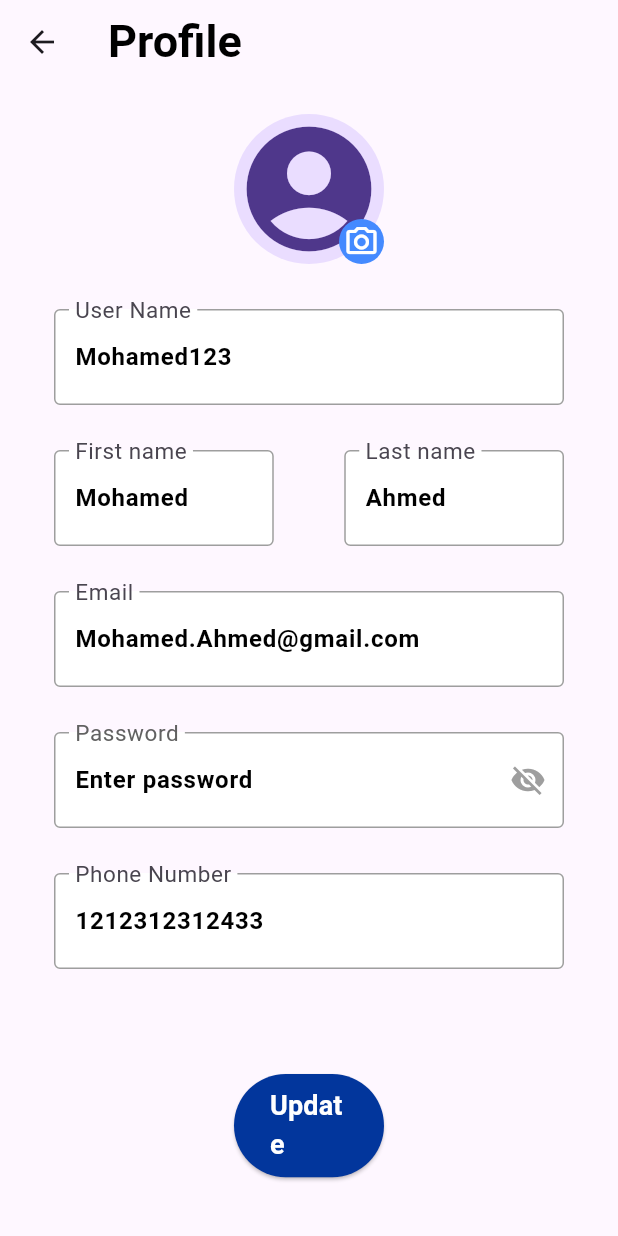
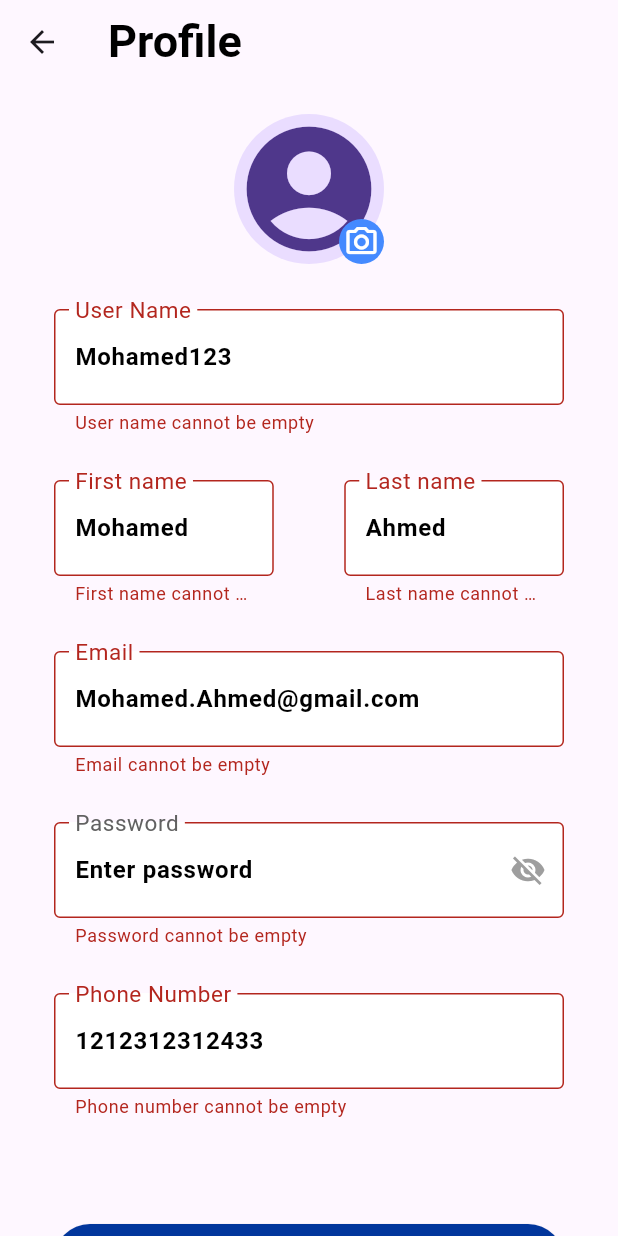
Before and after one commit to ahmedragaae0120/online_exam_app, a Flutter app: the ProfileDetailsScreen screen opened by its route, after a tap on "Update", on a phone screen of 412 x 824 dp. Run offline on Flutter 3.47's test engine with Material 3 defaults, Android fonts, the phone set to English and light mode, and no system bars; our stand-ins replace google_nav_bar, pinput.

Commit message:
add validator to the profile details screen and resolved the UI problem of the button

```diff
--- a/lib/Auth/Forget Password/View/EmailVerifecation.dart
+++ b/lib/Auth/Forget Password/View/EmailVerifecation.dart
@@ -1,3 +1,5 @@
+// ignore_for_file: file_names
+
 import 'package:flutter/material.dart';
 import 'package:online_exam_app/Auth/Forget%20Password/View/PutNewPassword.dart';
 import 'package:online_exam_app/Auth/Forget%20Password/widgets/custom_verification.dart';
@@ -43,7 +45,6 @@ Please enter your code that send to your
               },
               onComplete: () {
                 Navigator.pushNamed(context, PutNewPassword.routeName);
-                print("Navigator to PutNewPassword");
               },
             ),
             SizedBox(height: Config.screenHight! * 0.02),
@@ -56,7 +57,6 @@ Please enter your code that send to your
                   child: GestureDetector(
                     onTap: () {
                       /// Resend the code
-                      print("Resend the code");
                     },
                     child: Text(
                       "Resend",
--- a/lib/Auth/Forget Password/View/EnterEmailForPasswordReset.dart
+++ b/lib/Auth/Forget Password/View/EnterEmailForPasswordReset.dart
@@ -1,3 +1,5 @@
+// ignore_for_file: file_names
+
 import 'package:flutter/material.dart';
 import 'package:online_exam_app/Auth/Forget%20Password/View/EmailVerifecation.dart';
 import 'package:online_exam_app/Shared/Validator.dart';
@@ -20,11 +22,9 @@ class _EnterEmailForgetPasswordState extends State<EnterEmailForgetPassword> {
 
   void _validateAndContinue() {
     if (_formKey.currentState!.validate()) {
-      print('Navigating to EmailVerification');
       Navigator.pushNamed(context, EmailVerification.routeName);
     }
   }
-
 
   @override
   Widget build(BuildContext context) {
@@ -70,7 +70,7 @@ your account
                     label: 'Email',
                     placeholder: 'Enter your email',
                     controller: emailController,
-                    validator:Validator.email,
+                    validator: Validator.email,
                   ),
                 ],
               ),
--- a/lib/Auth/Forget Password/View/PutNewPassword.dart
+++ b/lib/Auth/Forget Password/View/PutNewPassword.dart
@@ -1,3 +1,5 @@
+// ignore_for_file: file_names
+
 import 'package:flutter/material.dart';
 import 'package:online_exam_app/Shared/Validator.dart';
 import 'package:online_exam_app/Shared/custom_button.dart';
@@ -20,7 +22,6 @@ class _PutNewPasswordState extends State<PutNewPassword> {
 
   void _validateAndUpdatePassword() {
     if (_formKey.currentState!.validate()) {
-      print('Updating the password...');
       // Add logic to update the password
     }
   }
@@ -70,7 +71,8 @@ number at least
               CustomPasswordField(
                 label: 'Confirm Password',
                 controller: confirmPasswordController,
-                validator: (value) => Validator.confirmPassword(value, passwordController.text),
+                validator: (value) =>
+                    Validator.confirmPassword(value, passwordController.text),
               ),
 
               /* Continue Button */
--- a/lib/Auth/Forget Password/widgets/custom_verification.dart
+++ b/lib/Auth/Forget Password/widgets/custom_verification.dart
@@ -1,3 +1,5 @@
+// ignore_for_file: must_be_immutable, body_might_complete_normally_nullable
+
 import 'package:flutter/material.dart';
 import 'package:pinput/pinput.dart';
 
@@ -23,7 +25,7 @@ class CustomVerification extends StatelessWidget {
                 borderRadius: BorderRadius.circular(10),
                 color: Color(0xffDFE7F7))),
         onCompleted: (value) {
-         onComplete();
+          onComplete();
         },
       ),
     );
--- a/lib/Auth/Login/View/login_screen.dart
+++ b/lib/Auth/Login/View/login_screen.dart
@@ -19,9 +19,7 @@ class _LoginScreenState extends State<LoginScreen> {
   final GlobalKey<FormState> _formKey = GlobalKey<FormState>();
 
   void _validateAndLogin() {
-    if (_formKey.currentState!.validate()) {
-      print("Login Successful");
-    }
+    if (_formKey.currentState!.validate()) {}
   }
 
   @override
@@ -128,7 +126,6 @@ class _LoginScreenState extends State<LoginScreen> {
                     child: TextButton(
                         onPressed: () {
                           Navigator.pushReplacementNamed(context, '/SignUp');
-                          print("Sign Up Button Pressed");
                         },
                         child: Text(
                           "Sign up",
--- a/lib/Auth/Sign_Up/View/sign_up_screen.dart
+++ b/lib/Auth/Sign_Up/View/sign_up_screen.dart
@@ -3,7 +3,6 @@
 import 'dart:developer';
 
 import 'package:flutter/material.dart';
-import 'package:online_exam_app/Auth/Login/View/login_screen.dart';
 import 'package:online_exam_app/Shared/Validator.dart';
 import 'package:online_exam_app/Shared/custom_button.dart';
 import 'package:online_exam_app/Shared/custom_password_text_field.dart';
@@ -20,7 +19,7 @@ class SignUpScreen extends StatefulWidget {
 }
 
 class _SignUpScreenState extends State<SignUpScreen> {
-  static GlobalKey<FormState> _formKey = GlobalKey<FormState>();
+  static final GlobalKey<FormState> _formKey = GlobalKey<FormState>();
   static TextEditingController emailController = TextEditingController();
   static TextEditingController passwordController = TextEditingController();
   static TextEditingController firstNameController = TextEditingController();
@@ -91,10 +90,10 @@ class _SignUpScreenState extends State<SignUpScreen> {
                     child: CustomPasswordField(
                       label: "Confirm Password",
                       controller: confirmPasswordController,
-                      validator: (value) => Validator.confirmPassword(value, passwordController.text),
+                      validator: (value) => Validator.confirmPassword(
+                          value, passwordController.text),
                     ),
                   ),
-
                 ],
               ),
               CustomTextField(
--- a/lib/Profile_Details/View/profile_details_screen.dart
+++ b/lib/Profile_Details/View/profile_details_screen.dart
@@ -1,16 +1,33 @@
 // ignore_for_file: file_names
 
+import 'dart:developer';
+
 import 'package:flutter/material.dart';
+import 'package:online_exam_app/Shared/Validator.dart';
 import 'package:online_exam_app/Shared/custom_button.dart';
 import 'package:online_exam_app/Shared/custom_password_text_field.dart';
 import 'package:online_exam_app/Shared/custom_text_field.dart';
 
-class ProfileDetailsScreen extends StatelessWidget {
+class ProfileDetailsScreen extends StatefulWidget {
   const ProfileDetailsScreen({super.key});
 
   @override
+  State<ProfileDetailsScreen> createState() => _ProfileDetailsScreenState();
+}
+
+class _ProfileDetailsScreenState extends State<ProfileDetailsScreen> {
+  static final GlobalKey<FormState> _formKey = GlobalKey<FormState>();
+  static TextEditingController emailController = TextEditingController();
+  static TextEditingController passwordController = TextEditingController();
+  static TextEditingController firstNameController = TextEditingController();
+  static TextEditingController lastNameController = TextEditingController();
+  static TextEditingController phoneNumberController = TextEditingController();
+  static TextEditingController userNameController = TextEditingController();
+  @override
   Widget build(BuildContext context) {
-    return Scaffold(
+    return Form(
+      key: _formKey,
+      child: Scaffold(
         appBar: AppBar(
           backgroundColor: Colors.transparent,
           elevation: 0,
@@ -24,11 +41,13 @@ class ProfileDetailsScreen extends StatelessWidget {
           ),
           centerTitle: false,
         ),
-      body: Padding(
+        body: SingleChildScrollView(
+          child: Padding(
             padding: EdgeInsets.all(20),
             child: Column(
+              mainAxisSize: MainAxisSize.min,
               mainAxisAlignment: MainAxisAlignment.start,
-          crossAxisAlignment: CrossAxisAlignment.center,
+              crossAxisAlignment: CrossAxisAlignment.stretch,
               children: [
                 /* -------------------------------------------------------------------------- */
                 /*                        Avatar Section with It's Icon                       */
@@ -76,7 +95,10 @@ class ProfileDetailsScreen extends StatelessWidget {
                 CustomTextField(
                   label: 'User Name',
                   placeholder: 'Mohamed123',
+                  controller: userNameController,
+                  validator: Validator.userName,
                 ),
+
                 /* -------------------------------------------------------------------------- */
 
                 /* -------------------------------------------------------------------------- */
@@ -93,6 +115,8 @@ class ProfileDetailsScreen extends StatelessWidget {
                       child: CustomTextField(
                         label: 'First name',
                         placeholder: 'Mohamed',
+                        validator: Validator.firstName,
+                        controller: firstNameController,
                       ),
                     ),
                     SizedBox(
@@ -102,6 +126,8 @@ class ProfileDetailsScreen extends StatelessWidget {
                       child: CustomTextField(
                         label: 'Last name',
                         placeholder: 'Ahmed',
+                        controller: lastNameController,
+                        validator: Validator.lastName,
                       ),
                     )
                   ],
@@ -117,6 +143,8 @@ class ProfileDetailsScreen extends StatelessWidget {
                 CustomTextField(
                   label: 'Email',
                   placeholder: 'Mohamed.Ahmed@gmail.com',
+                  controller: emailController,
+                  validator: Validator.email,
                 ),
                 /* -------------------------------------------------------------------------- */
                 /* -------------------------------------------------------------------------- */
@@ -127,7 +155,11 @@ class ProfileDetailsScreen extends StatelessWidget {
                 /* -------------------------------------------------------------------------- */
                 /*                             Password TextField                             */
                 /* -------------------------------------------------------------------------- */
-            CustomPasswordField(label: 'Password'),
+                CustomPasswordField(
+                  label: 'Password',
+                  controller: passwordController,
+                  validator: Validator.password,
+                ),
                 /* -------------------------------------------------------------------------- */
                 /* -------------------------------------------------------------------------- */
 
@@ -141,6 +173,8 @@ class ProfileDetailsScreen extends StatelessWidget {
                 CustomTextField(
                   label: 'Phone Number',
                   placeholder: '1212312312433',
+                  controller: phoneNumberController,
+                  validator: Validator.phoneNumber,
                 ),
                 /* -------------------------------------------------------------------------- */
                 /* -------------------------------------------------------------------------- */
@@ -153,9 +187,18 @@ class ProfileDetailsScreen extends StatelessWidget {
                 /* -------------------------------------------------------------------------- */
                 /*                                Update Button                               */
                 /* -------------------------------------------------------------------------- */
-            Expanded(child: CustomButton(onTap: (){},text: 'Update'))
+                CustomButton(
+                    onTap: () {
+                      if (_formKey.currentState?.validate() ?? false) {
+                        log("Updates has been done Successful");
+                      }
+                    },
+                    text: 'Update'),
+
                 /* -------------------------------------------------------------------------- */
               ],
+            ),
+          ),
         ),
       ),
     );
--- a/lib/Shared/Validator.dart
+++ b/lib/Shared/Validator.dart
@@ -1,3 +1,5 @@
+// ignore_for_file: file_names
+
 import 'package:online_exam_app/constants.dart';
 
 class Validator {
@@ -5,7 +7,7 @@ class Validator {
     if (value == null || value.isEmpty) {
       return 'Email cannot be empty';
     }
-    if (!RegExp(Constants.RegExValidateEmail).hasMatch(value)) {
+    if (!RegExp(Constants.regExValidateEmail).hasMatch(value)) {
       return 'Enter a valid email address';
     }
     return null;
--- a/lib/Shared/custom_button.dart
+++ b/lib/Shared/custom_button.dart
@@ -1,4 +1,4 @@
-// ignore_for_file: file_names
+// ignore_for_file: file_names, must_be_immutable
 
 import 'package:flutter/material.dart';
 
--- a/lib/Shared/custom_text_field.dart
+++ b/lib/Shared/custom_text_field.dart
@@ -36,7 +36,6 @@ class CustomTextField extends StatelessWidget {
               color: Colors.black,
               fontWeight: FontWeight.bold,
             ),
-
             floatingLabelBehavior: FloatingLabelBehavior.always,
             border: OutlineInputBorder(
               borderRadius: BorderRadius.circular(4),
--- a/lib/constants.dart
+++ b/lib/constants.dart
@@ -1,4 +1,4 @@
 class Constants {
-  static const String RegExValidateEmail =
+  static const String regExValidateEmail =
       r"^[a-zA-Z0-9.a-zA-Z0-9.!#$%&'*+-/=?^_`{|}~]+@[a-zA-Z0-9]+\.[a-zA-Z]+";
 }
```
Lines whose indentation alone changed are shown as unchanged.
